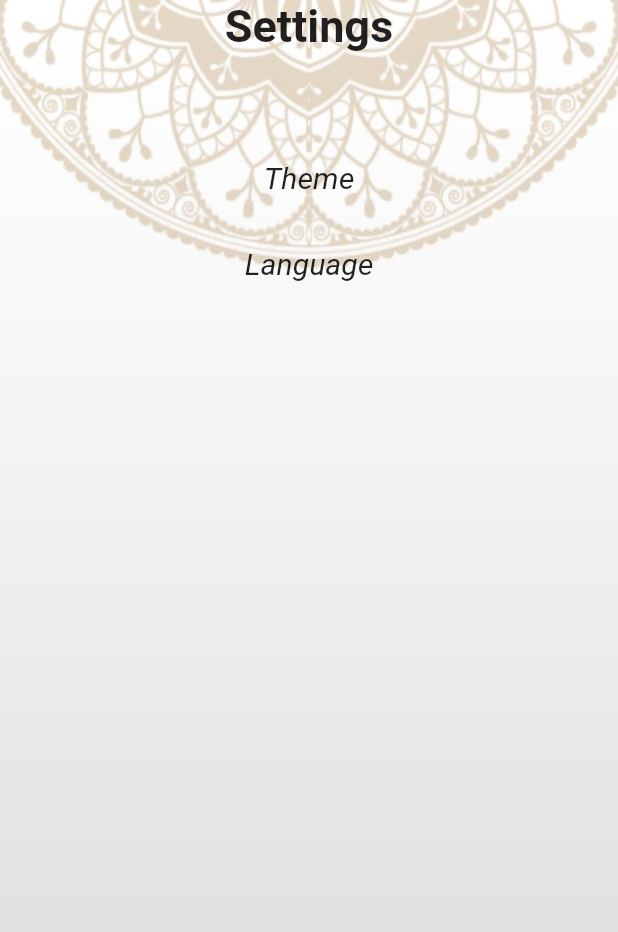
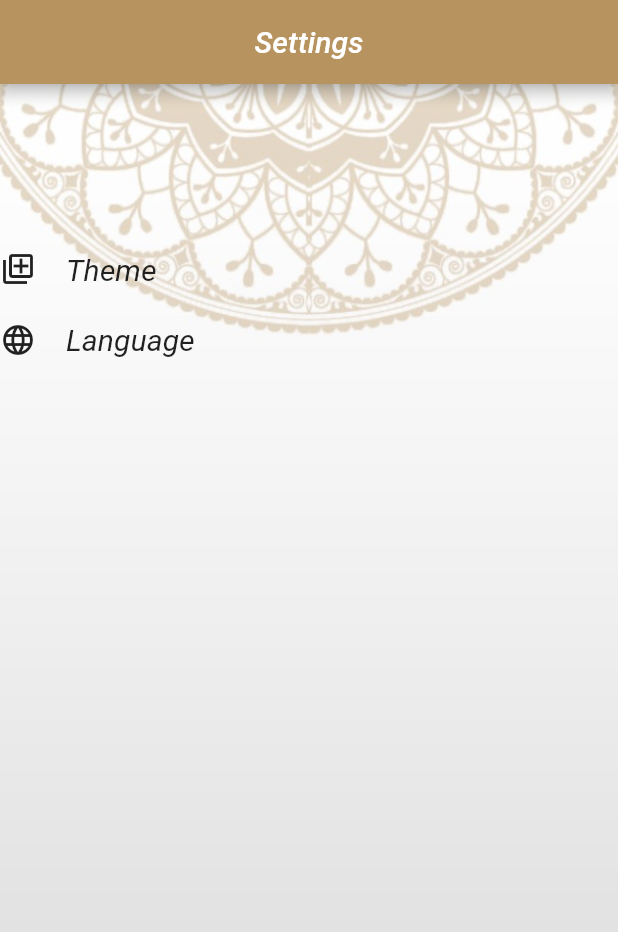
Before and after one commit to Youssef-Bassem/IslamiApp, a Flutter app: the SideMenu screen opened directly, on a phone screen of 412 x 824 dp. Shown: the top 932 px of the screen. Run offline on Flutter 3.47's test engine with Material 2 defaults, Android fonts, the phone set to English and light mode, and no system bars; generated files the repository leaves out were written again.

Commit message:
Modified side menu ui

```diff
--- a/lib/SideMenu.dart
+++ b/lib/SideMenu.dart
@@ -17,10 +17,16 @@ class _SideMenuState extends State<SideMenu> {
   Widget build(BuildContext context) {
     provider = Provider.of<AppProvider>(context);
     return Scaffold(
-      // appBar: AppBar(
-      //   title: Text('Settings'),
-      //   centerTitle: true,
-      // ),
+      appBar: AppBar(
+        title: Text(
+          'Settings',
+          style: TextStyle(
+            fontStyle: FontStyle.italic,
+            color: Colors.white,
+          ),
+        ),
+        centerTitle: true,
+      ),
       body: Container(
         child: Container(
           decoration: BoxDecoration(
@@ -35,31 +41,20 @@ class _SideMenuState extends State<SideMenu> {
             child: Column(
               crossAxisAlignment: CrossAxisAlignment.stretch,
               children: [
-                Text(
-                  "Settings",
-                  textAlign: TextAlign.center,
-                  style: TextStyle(
-                    fontSize: 30,
-                    fontWeight: FontWeight.bold,
-                  ),
-                ),
                 SizedBox(
-                  height: 60,
+                  height: 100,
                 ),
                 InkWell(
                   onTap: () {
                     changeTheme();
                   },
-                  child: myContainer("Theme"),
-                ),
-                SizedBox(
-                  height: 10,
+                  child: myRow("Theme",Icons.add_to_photos_outlined),
                 ),
                 InkWell(
                   onTap: () {
                     changeLanguage();
                   },
-                  child: myContainer("Language"),
+                  child: myRow("Language",Icons.language),
                 ),
               ],
             ),
@@ -69,19 +64,27 @@ class _SideMenuState extends State<SideMenu> {
     );
   }
 
-  Center myContainer(String itemName) {
-    return Center(
-      child: Container(
-        padding: EdgeInsets.symmetric(vertical: 12),
-        child: Text(
-          itemName,
-          textAlign: TextAlign.center,
-          style: TextStyle(fontSize: 20, fontStyle: FontStyle.italic),
-        ),
+  Row myRow(String itemName,IconData myIcon) {
+    return Row(
+      children: [
+        Icon(myIcon),
+        SizedBox(width: 20,),
+        myContainer(itemName),
+      ],
+    );
+  }
+
+  Container myContainer(String itemName)
+  {
+    return Container(
+      padding: EdgeInsets.symmetric(vertical: 12),
+      child: Text(
+        itemName,
+        textAlign: TextAlign.center,
+        style: TextStyle(fontSize: 20, fontStyle: FontStyle.italic),
       ),
     );
   }
-
   void changeTheme() {
     showModalBottomSheet(
         context: context,
```
